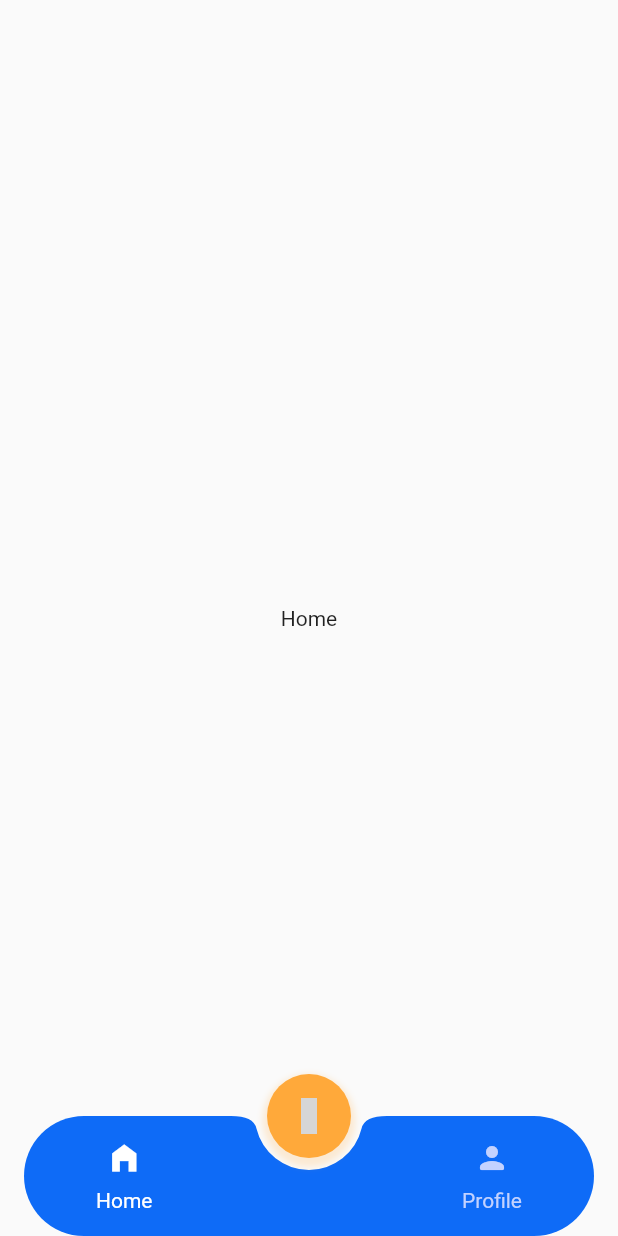
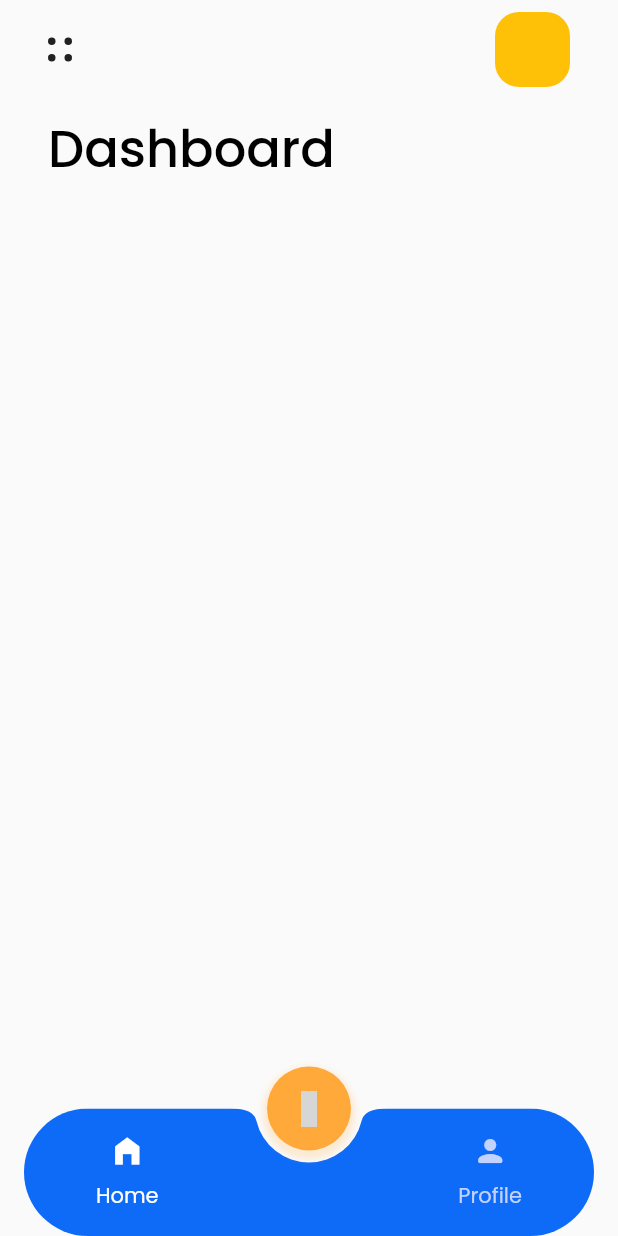
Before and after one commit to wojtekoziol/flash, a Flutter app: the screen it shows after launch, on a phone screen of 412 x 824 dp. Run offline on Flutter 3.47's test engine with Material 2 defaults, Android fonts, the phone set to English and light mode, and no system bars; our stand-ins replace bloc, flutter_hooks, unicons; grey boxes are pictures that could not be loaded.

Commit message:
Create HomeView app bar

```diff
--- a/lib/config/theme.dart
+++ b/lib/config/theme.dart
@@ -1,7 +1,9 @@
 import 'package:flash/config/constants.dart';
 import 'package:flutter/material.dart';
+import 'package:flutter/services.dart';
 
 final kLightTheme = ThemeData(
+  fontFamily: 'Poppins',
   floatingActionButtonTheme: const FloatingActionButtonThemeData(
     backgroundColor: kOrange,
     elevation: 0,
@@ -17,4 +19,13 @@ final kLightTheme = ThemeData(
     selectedItemColor: Colors.white,
     unselectedItemColor: kLightBlue,
   ),
+  textTheme: const TextTheme(
+    headline4: TextStyle(
+      color: Colors.black,
+      fontWeight: FontWeight.w500,
+    ),
+  ),
+  appBarTheme: AppBarTheme(
+    systemOverlayStyle: SystemUiOverlayStyle.dark,
+  ),
 );
--- a/lib/home/home_view.dart
+++ b/lib/home/home_view.dart
@@ -1,3 +1,6 @@
+import 'package:flash/config/constants.dart';
+import 'package:flash/home/widgets/app_logo.dart';
+import 'package:flash/home/widgets/profile_picture.dart';
 import 'package:flutter/material.dart';
 
 class HomeView extends StatelessWidget {
@@ -5,8 +8,44 @@ class HomeView extends StatelessWidget {
 
   @override
   Widget build(BuildContext context) {
-    return const Center(
-      child: Text('Home'),
+    final scaffoldColor = Theme.of(context).scaffoldBackgroundColor;
+
+    return SafeArea(
+      child: Padding(
+        padding: const EdgeInsets.fromLTRB(kPaddingL, kPaddingS, kPaddingL, 0),
+        child: Stack(
+          children: [
+            // ListView
+            Column(
+              crossAxisAlignment: CrossAxisAlignment.start,
+              children: [
+                Row(
+                  mainAxisAlignment: MainAxisAlignment.spaceBetween,
+                  children: const [
+                    AppLogo(),
+                    ProfilePicture(),
+                  ],
+                ),
+                const SizedBox(height: kPaddingM),
+                Text(
+                  'Dashboard',
+                  style: Theme.of(context).textTheme.headline4,
+                ),
+                Container(
+                  height: kPaddingL,
+                  decoration: BoxDecoration(
+                    gradient: LinearGradient(
+                      begin: Alignment.topCenter,
+                      end: Alignment.bottomCenter,
+                      colors: [scaffoldColor, scaffoldColor.withOpacity(0.1)],
+                    ),
+                  ),
+                ),
+              ],
+            ),
+          ],
+        ),
+      ),
     );
   }
 }
--- /dev/null
+++ b/lib/home/widgets/app_logo.dart
@@ -0,0 +1,29 @@
+import 'package:flash/config/constants.dart';
+import 'package:flutter/material.dart';
+
+class AppLogo extends StatelessWidget {
+  const AppLogo({super.key});
+
+  @override
+  Widget build(BuildContext context) {
+    return SizedBox(
+      height: kPaddingM,
+      width: kPaddingM,
+      child: GridView.count(
+        crossAxisCount: 2,
+        physics: const NeverScrollableScrollPhysics(),
+        mainAxisSpacing: 6,
+        crossAxisSpacing: 6,
+        children: [
+          for (int i = 0; i < 4; ++i)
+            DecoratedBox(
+              decoration: BoxDecoration(
+                shape: BoxShape.circle,
+                color: Theme.of(context).textTheme.bodyText1!.color,
+              ),
+            )
+        ],
+      ),
+    );
+  }
+}
--- /dev/null
+++ b/lib/home/widgets/profile_picture.dart
@@ -0,0 +1,18 @@
+import 'package:flash/config/constants.dart';
+import 'package:flutter/material.dart';
+
+class ProfilePicture extends StatelessWidget {
+  const ProfilePicture({super.key});
+
+  @override
+  Widget build(BuildContext context) {
+    return ClipRRect(
+      borderRadius: BorderRadius.circular(kPaddingM),
+      child: Container(
+        height: 50,
+        width: 50,
+        color: Colors.amber,
+      ),
+    );
+  }
+}
--- a/lib/navigation/navigation_view.dart
+++ b/lib/navigation/navigation_view.dart
@@ -25,7 +25,10 @@ class NavigationView extends HookWidget {
               );
             },
           ),
-          BottomNavbar(indexNotifier: indexNotifier),
+          Align(
+            alignment: Alignment.bottomCenter,
+            child: BottomNavbar(indexNotifier: indexNotifier),
+          ),
         ],
       ),
     );
--- a/lib/navigation/widgets/bottom_navbar.dart
+++ b/lib/navigation/widgets/bottom_navbar.dart
@@ -16,6 +16,7 @@ class BottomNavbar extends StatelessWidget {
     return SafeArea(
       child: Container(
         margin: const EdgeInsets.symmetric(horizontal: kPaddingM),
+        height: 85,
         child: Scaffold(
           backgroundColor: Colors.transparent,
           floatingActionButton: const _FloatingActionButton(),
```
Also changed, not shown: pubspec.yaml (+10 -0 lines), assets/fonts/Poppins/Poppins-Bold.ttf (added), assets/fonts/Poppins/Poppins-Light.ttf (added), assets/fonts/Poppins/Poppins-Medium.ttf (added), assets/fonts/Poppins/Poppins-Regular.ttf (added).
